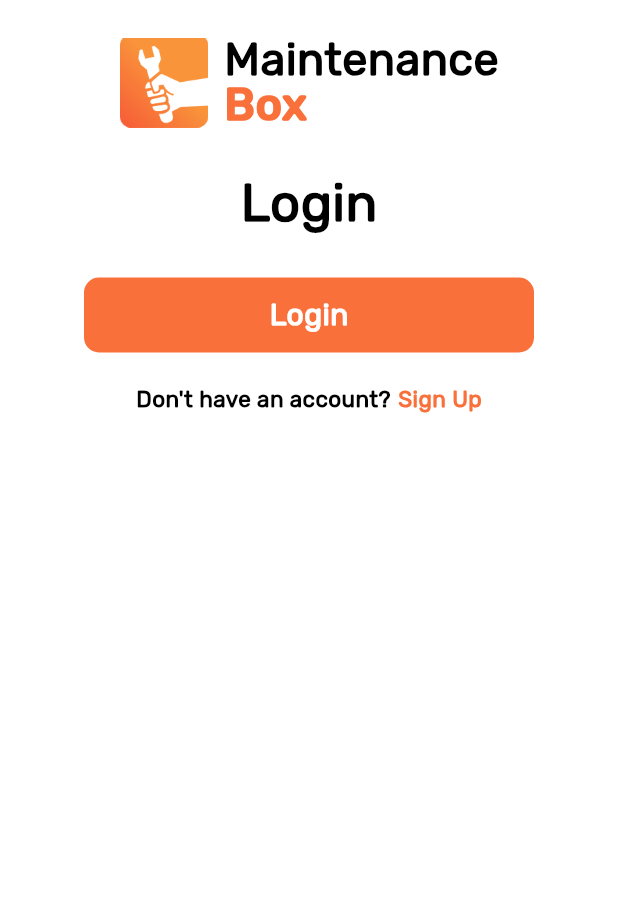
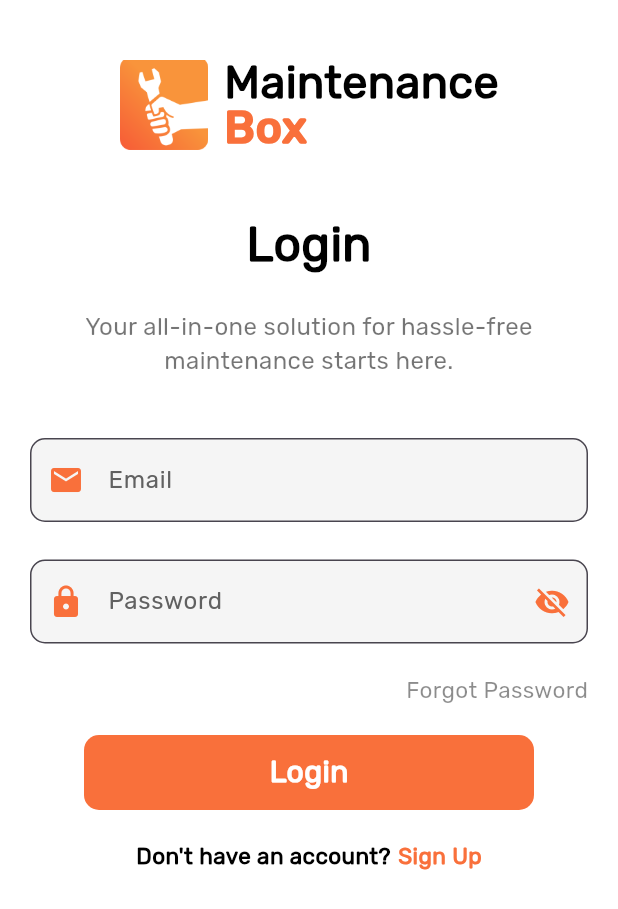
Before and after one commit to SRAABIA/login_ui, a Flutter app: the screen it shows after launch, on a phone screen of 412 x 824 dp. Shown: the top 909 px of the screen. Run offline on Flutter 3.47's test engine with Material 3 defaults, Android fonts, the phone set to English and light mode, and no system bars.

Commit message:
Added Text fields for email and password, updated ReadMe

```diff
--- a/lib/main.dart
+++ b/lib/main.dart
@@ -14,10 +14,11 @@ class MyApp extends StatelessWidget {
       home: Scaffold(
         backgroundColor: Colors.white,
         body: SafeArea(
+          child: SingleChildScrollView(
             child: Column(
               // mainAxisAlignment: MainAxisAlignment.center,
               children: [
-              const SizedBox(height: 25),
+                const SizedBox(height: 40),
                 const Row(
                   mainAxisAlignment: MainAxisAlignment.center,
                   crossAxisAlignment: CrossAxisAlignment.center,
@@ -55,17 +56,101 @@ class MyApp extends StatelessWidget {
                     ),
                   ],
                 ),
-              const SizedBox(height: 25),
+                const SizedBox(height: 40),
                 const Text(
                   'Login',
                   style: TextStyle(
-                  fontSize: 35,
+                    fontSize: 32,
                     fontWeight: FontWeight.bold,
                     fontFamily: 'Rubik Regular',
                     color: Colors.black,
                   ),
                 ),
+                const SizedBox(height: 20),
+                Padding(
+                  padding: const EdgeInsets.symmetric(horizontal: 20),
+                  child: const Text(
+                    'Your all-in-one solution for hassle-free maintenance starts here.',
+                    textAlign: TextAlign.center,
+                    style: TextStyle(
+                      fontSize: 16,
+                      // fontWeight: FontWeight.w200,
+                      fontFamily: 'Rubik Regular',
+                      color: Colors.black54,
+                    ),
+                  ),
+                ),
+                const SizedBox(height: 40),
+                Padding(
+                  padding: const EdgeInsets.symmetric(horizontal: 20),
+                  child: TextFormField(
+                    decoration: InputDecoration(
+                      labelText: 'Email',
+                      labelStyle: TextStyle(
+                        fontFamily: 'Rubik Regular',
+                        fontSize: 16,
+                        color: Colors.grey[700],
+                      ),
+                      border: OutlineInputBorder(
+                        borderRadius: BorderRadius.circular(10),
+                      ),
+                      focusedBorder: OutlineInputBorder(
+                        borderSide: BorderSide(color: Color(0xffF9703B), width: 2),
+                        borderRadius: BorderRadius.circular(10),
+                      ),
+                      prefixIcon: Icon(Icons.email, color: Color(0xffF9703B)),
+                      filled: true,
+                      fillColor: Colors.grey[100],
+                    ),
+
+                  ),
+                ),
                 const SizedBox(height: 25),
+                Padding(
+                  padding: const EdgeInsets.symmetric(horizontal: 20),
+                  child: TextFormField(
+                    decoration: InputDecoration(
+                      labelText: 'Password',
+                      labelStyle: TextStyle(
+                        fontFamily: 'Rubik Regular',
+                        fontSize: 16,
+                        color: Colors.grey[700],
+                      ),
+                      border: OutlineInputBorder(
+                        borderRadius: BorderRadius.circular(10),
+                      ),
+                      focusedBorder: OutlineInputBorder(
+                        borderSide: BorderSide(color: Color(0xffF9703B), width: 2),
+                        borderRadius: BorderRadius.circular(10),
+                      ),
+                      prefixIcon: Icon(Icons.lock, color: Color(0xffF9703B)),
+                      filled: true,
+                      fillColor: Colors.grey[100],
+                      suffixIcon: Icon(Icons.visibility_off, color: Color(0xffF9703B)),
+                    ),
+
+                  ),
+                ),
+                const SizedBox(height: 20),
+                Padding(
+                  padding: const EdgeInsets.symmetric(horizontal: 20),
+                  child: Row(
+                    mainAxisAlignment: MainAxisAlignment.end,
+                    children: [
+                      Text(
+                        'Forgot Password',
+                        style: TextStyle(
+                          fontSize: 15,
+                          fontWeight: FontWeight.w400,
+                          fontFamily: 'Rubik Regular',
+                          color: Colors.black45,
+                          // decoration: TextDecoration.underline,
+                        ),
+                      ),
+                    ],
+                  ),
+                ),
+                const SizedBox(height: 20),
                 Container(
                   height: 50,
                   width: 300,
@@ -114,6 +199,7 @@ class MyApp extends StatelessWidget {
             ),
           ),
         ),
+      ),
     );
   }
 }
```
Also changed, not shown: 1 other file. Lines whose indentation alone changed are shown as unchanged.
